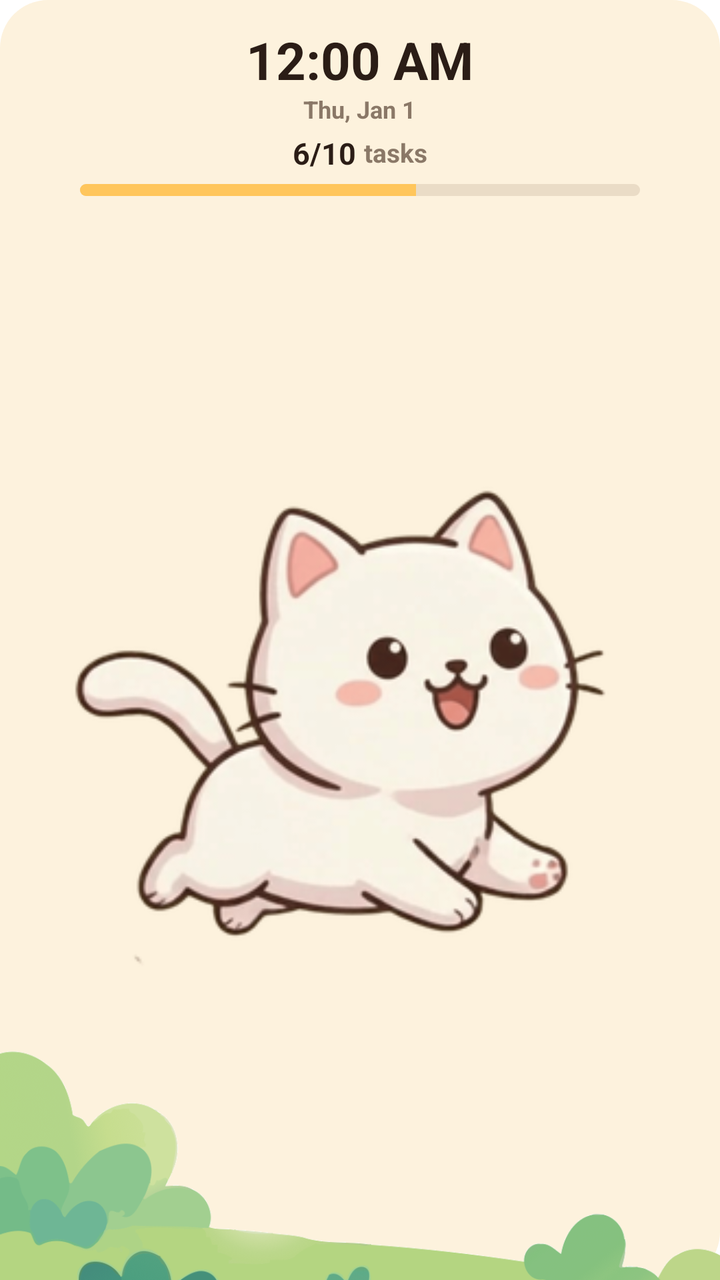
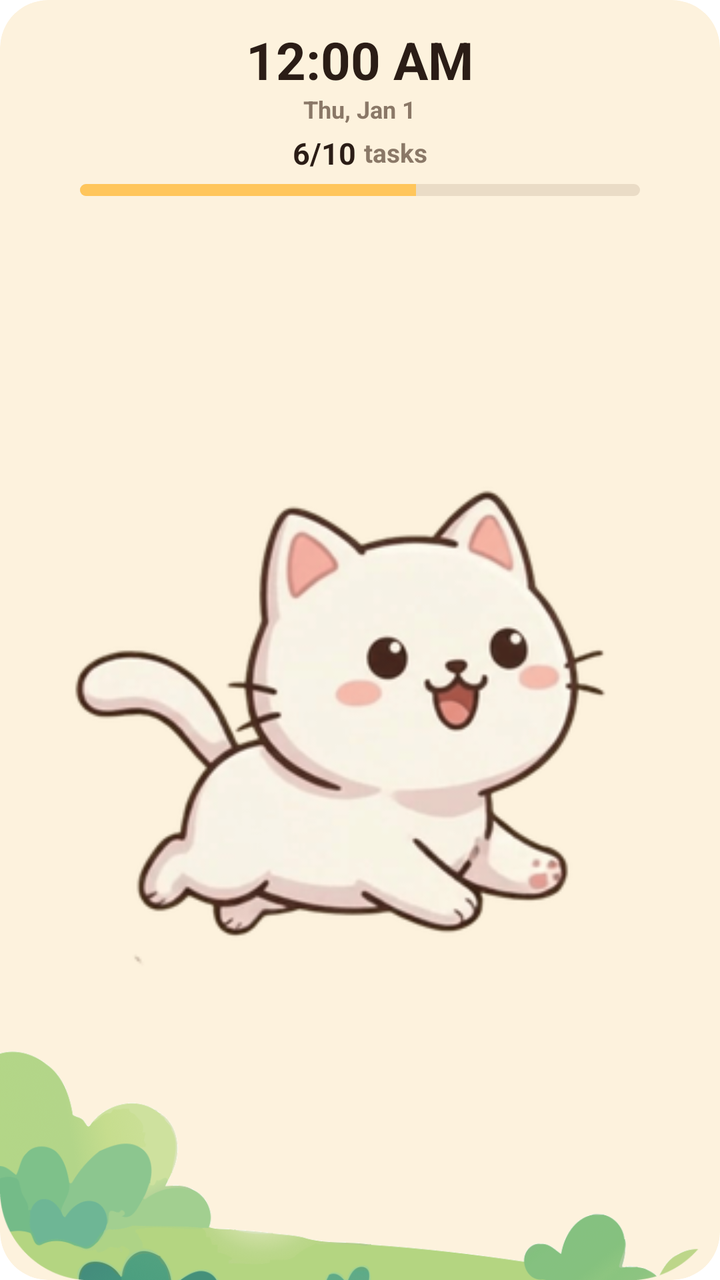

Two renders of the same Android screen: before a commit and after it. Below are the layout's source before the change and the commit's diff.
<!-- AndroidManifest.xml: fallback theme Theme.MaterialComponents.DayNight.NoActionBar -->
<!-- res/layout/todocat_cat_widget_tall.xml -->
<?xml version="1.0" encoding="utf-8"?>
<FrameLayout xmlns:android="http://schemas.android.com/apk/res/android"
    android:id="@+id/widget_cat_root"
    android:layout_width="match_parent"
    android:layout_height="match_parent"
    android:background="@drawable/widget_cat_background">

    
    <ImageView
        android:id="@+id/widget_cat_grass_bg"
        android:layout_width="match_parent"
        android:layout_height="match_parent"
        android:scaleType="fitEnd"
        android:src="@drawable/widget_cat_grass" />

    
    <LinearLayout
        android:layout_width="match_parent"
        android:layout_height="match_parent"
        android:gravity="center_horizontal"
        android:orientation="vertical"
        android:paddingStart="16dp"
        android:paddingTop="16dp"
        android:paddingEnd="16dp"
        android:paddingBottom="8dp">

        
        <TextClock
            android:id="@+id/widget_cat_time"
            android:layout_width="wrap_content"
            android:layout_height="wrap_content"
            android:fontFamily="sans-serif-rounded"
            android:format12Hour="h:mm a"
            android:format24Hour="HH:mm"
            android:includeFontPadding="false"
            android:textColor="#2B1D16"
            android:textSize="26sp"
            android:textStyle="bold" />

        
        <TextClock
            android:id="@+id/widget_cat_date"
            android:layout_width="wrap_content"
            android:layout_height="wrap_content"
            android:layout_marginTop="2dp"
            android:fontFamily="sans-serif-rounded"
            android:format12Hour="EEE, MMM d"
            android:format24Hour="EEE, MMM d"
            android:includeFontPadding="false"
            android:textColor="#8A7867"
            android:textSize="12sp"
            android:textStyle="bold" />

        
        <LinearLayout
            android:id="@+id/widget_cat_ratio_container"
            android:layout_width="wrap_content"
            android:layout_height="wrap_content"
            android:layout_marginTop="6dp"
            android:gravity="center_vertical"
            android:orientation="horizontal">

            <TextView
                android:id="@+id/widget_cat_ratio"
                android:layout_width="wrap_content"
                android:layout_height="wrap_content"
                android:fontFamily="sans-serif-rounded"
                android:includeFontPadding="false"
                android:text="6/10"
                android:textColor="#2B1D16"
                android:textSize="15sp"
                android:textStyle="bold" />

            <TextView
                android:id="@+id/widget_cat_ratio_label"
                android:layout_width="wrap_content"
                android:layout_height="wrap_content"
                android:layout_marginStart="4dp"
                android:fontFamily="sans-serif-rounded"
                android:includeFontPadding="false"
                android:text="tasks"
                android:textColor="#8A7867"
                android:textSize="13sp"
                android:textStyle="bold" />
        </LinearLayout>

        
        <ProgressBar
            android:id="@+id/widget_cat_progress"
            style="?android:attr/progressBarStyleHorizontal"
            android:layout_width="match_parent"
            android:layout_height="6dp"
            android:layout_marginStart="24dp"
            android:layout_marginTop="6dp"
            android:layout_marginEnd="24dp"
            android:max="100"
            android:progress="60"
            android:progressDrawable="@drawable/widget_cat_progress" />

        
        <FrameLayout
            android:id="@+id/widget_cat_container"
            android:layout_width="match_parent"
            android:layout_height="0dp"
            android:layout_weight="1"
            android:layout_marginTop="6dp">

            
            <ViewFlipper
                android:id="@+id/widget_cat_flipper"
                android:layout_width="match_parent"
                android:layout_height="match_parent"
                android:layout_gravity="center"
                android:autoStart="true"
                android:flipInterval="100">

                <ImageView
                    android:id="@+id/widget_cat_frame_0"
                    android:layout_width="match_parent"
                    android:layout_height="match_parent"
                    android:scaleType="fitCenter"
                    android:src="@drawable/cat_white_0" />

                <ImageView
                    android:id="@+id/widget_cat_frame_1"
                    android:layout_width="match_parent"
                    android:layout_height="match_parent"
                    android:scaleType="fitCenter"
                    android:src="@drawable/cat_white_1" />

                <ImageView
                    android:id="@+id/widget_cat_frame_2"
                    android:layout_width="match_parent"
                    android:layout_height="match_parent"
                    android:scaleType="fitCenter"
                    android:src="@drawable/cat_white_2" />

                <ImageView
                    android:id="@+id/widget_cat_frame_3"
                    android:layout_width="match_parent"
                    android:layout_height="match_parent"
                    android:scaleType="fitCenter"
                    android:src="@drawable/cat_white_3" />

                <ImageView
                    android:id="@+id/widget_cat_frame_4"
                    android:layout_width="match_parent"
                    android:layout_height="match_parent"
                    android:scaleType="fitCenter"
                    android:src="@drawable/cat_white_4" />

                <ImageView
                    android:id="@+id/widget_cat_frame_5"
                    android:layout_width="match_parent"
                    android:layout_height="match_parent"
                    android:scaleType="fitCenter"
                    android:src="@drawable/cat_white_5" />

                <ImageView
                    android:id="@+id/widget_cat_frame_6"
                    android:layout_width="match_parent"
                    android:layout_height="match_parent"
                    android:scaleType="fitCenter"
                    android:src="@drawable/cat_white_6" />
            </ViewFlipper>

            
            <ViewFlipper
                android:id="@+id/widget_cat_sleeping"
                android:layout_width="match_parent"
                android:layout_height="match_parent"
                android:layout_gravity="center"
                android:autoStart="true"
                android:flipInterval="350"
                android:visibility="gone">

                <ImageView
                    android:id="@+id/widget_cat_sleep_0"
                    android:layout_width="match_parent"
                    android:layout_height="match_parent"
                    android:scaleType="fitCenter"
                    android:src="@drawable/cat_white_sleep_0" />

                <ImageView
                    android:id="@+id/widget_cat_sleep_1"
                    android:layout_width="match_parent"
                    android:layout_height="match_parent"
                    android:scaleType="fitCenter"
                    android:src="@drawable/cat_white_sleep_1" />

                <ImageView
                    android:id="@+id/widget_cat_sleep_2"
                    android:layout_width="match_parent"
                    android:layout_height="match_parent"
                    android:scaleType="fitCenter"
                    android:src="@drawable/cat_white_sleep_2" />

                <ImageView
                    android:id="@+id/widget_cat_sleep_3"
                    android:layout_width="match_parent"
                    android:layout_height="match_parent"
                    android:scaleType="fitCenter"
                    android:src="@drawable/cat_white_sleep_3" />

                <ImageView
                    android:id="@+id/widget_cat_sleep_4"
                    android:layout_width="match_parent"
                    android:layout_height="match_parent"
                    android:scaleType="fitCenter"
                    android:src="@drawable/cat_white_sleep_4" />

                <ImageView
                    android:id="@+id/widget_cat_sleep_5"
                    android:layout_width="match_parent"
                    android:layout_height="match_parent"
                    android:scaleType="fitCenter"
                    android:src="@drawable/cat_white_sleep_5" />
            </ViewFlipper>
        </FrameLayout>

    </LinearLayout>

</FrameLayout>
<!-- resources referenced by this layout -->
<resources>
  <!-- drawable cat_white_0: png bitmap (drawable-nodpi, 52245 bytes) -->
  <!-- drawable cat_white_1: png bitmap (drawable-nodpi, 53957 bytes) -->
  <!-- drawable cat_white_2: png bitmap (drawable-nodpi, 53964 bytes) -->
  <!-- drawable cat_white_3: png bitmap (drawable-nodpi, 54060 bytes) -->
  <!-- drawable cat_white_4: png bitmap (drawable-nodpi, 56073 bytes) -->
  <!-- drawable cat_white_5: png bitmap (drawable-nodpi, 57547 bytes) -->
  <!-- drawable cat_white_6: png bitmap (drawable-nodpi, 54485 bytes) -->
  <!-- drawable cat_white_sleep_0: png bitmap (drawable-nodpi, 39766 bytes) -->
  <!-- drawable cat_white_sleep_1: png bitmap (drawable-nodpi, 40058 bytes) -->
  <!-- drawable cat_white_sleep_2: png bitmap (drawable-nodpi, 40201 bytes) -->
  <!-- drawable cat_white_sleep_3: png bitmap (drawable-nodpi, 40574 bytes) -->
  <!-- drawable cat_white_sleep_4: png bitmap (drawable-nodpi, 42385 bytes) -->
  <!-- drawable cat_white_sleep_5: png bitmap (drawable-nodpi, 43227 bytes) -->
  <!-- drawable widget_cat_background (drawable) -->
  <?xml version="1.0" encoding="utf-8"?>
  <shape xmlns:android="http://schemas.android.com/apk/res/android"
      android:shape="rectangle">
      <solid android:color="#FDF2DD" />
      <corners android:radius="24dp" />
  </shape>
  <!-- drawable widget_cat_grass: png bitmap (drawable, 52345 bytes) -->
  <!-- drawable widget_cat_progress (drawable) -->
  <?xml version="1.0" encoding="utf-8"?>
  <layer-list xmlns:android="http://schemas.android.com/apk/res/android">
      <item android:id="@android:id/background">
          <shape android:shape="rectangle">
              <corners android:radius="10dp" />
              <solid android:color="#EADCC6" />
          </shape>
      </item>
      <item android:id="@android:id/progress">
          <clip>
              <shape android:shape="rectangle">
                  <corners android:radius="10dp" />
                  <solid android:color="#FFC65C" />
              </shape>
          </clip>
      </item>
  </layer-list>
</resources>

<!-- the commit's change to res/layout/todocat_cat_widget_tall.xml (unified diff, before → after) -->
@@ -3,6 +3,7 @@
     android:id="@+id/widget_cat_root"
     android:layout_width="match_parent"
     android:layout_height="match_parent"
+    android:clipToOutline="true"
     android:background="@drawable/widget_cat_background">
 
     
@@ -10,6 +11,7 @@
         android:id="@+id/widget_cat_grass_bg"
         android:layout_width="match_parent"
         android:layout_height="match_parent"
+        android:clipToOutline="true"
         android:scaleType="fitEnd"
         android:src="@drawable/widget_cat_grass" />
 
<!-- resource entries referenced after the edit -->
@@ -20,7 +20,7 @@
       <solid android:color="#FDF2DD" />
       <corners android:radius="24dp" />
   </shape>
-  <!-- drawable widget_cat_grass: png bitmap (drawable, 52345 bytes) -->
+  <!-- drawable widget_cat_grass: png bitmap (drawable, 57453 bytes) -->
   <!-- drawable widget_cat_progress (drawable) -->
   <?xml version="1.0" encoding="utf-8"?>
   <layer-list xmlns:android="http://schemas.android.com/apk/res/android">
